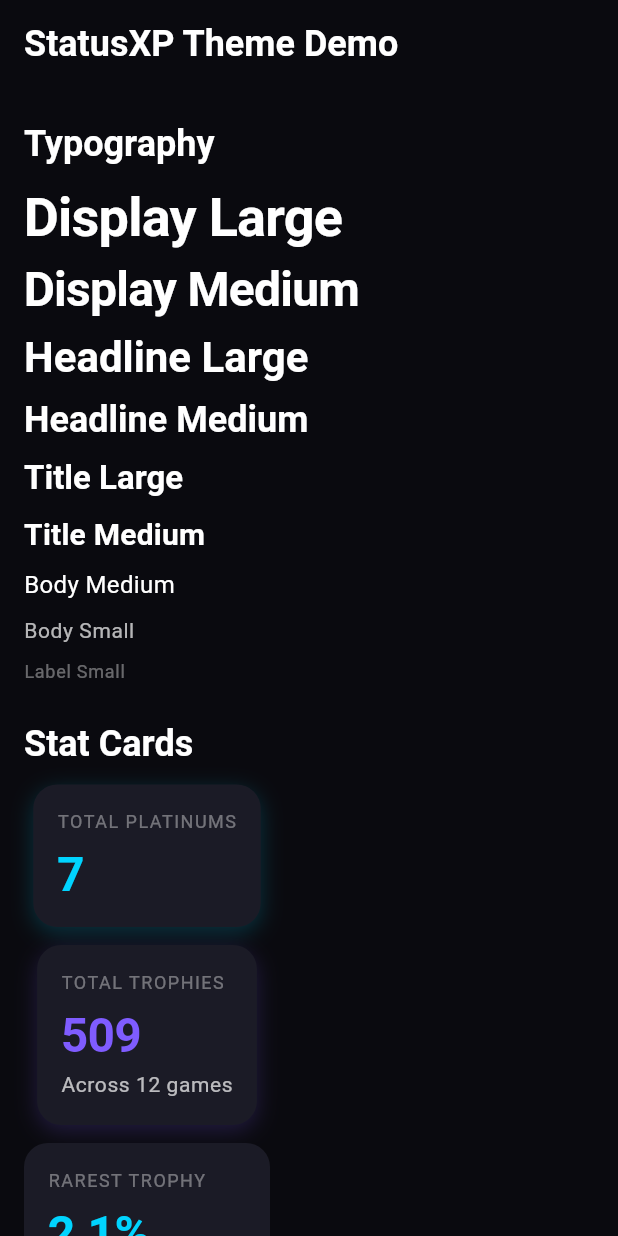
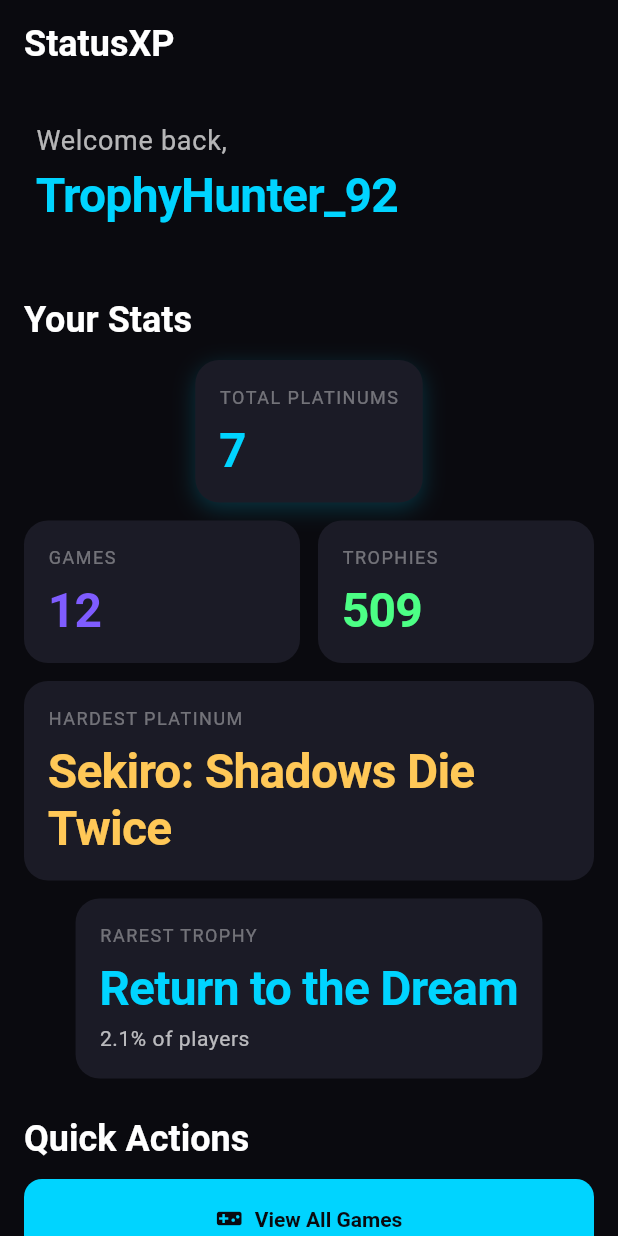
Before and after one commit to platinummorgan/statusxp, a Flutter app: the screen it shows after launch, on a phone screen of 412 x 824 dp. Run offline on Flutter 3.47's test engine with Material 3 defaults, Android fonts, the phone set to English and light mode, and no system bars; our stand-ins replace equatable, go_router.

Commit message:
Milestone 2.2 complete: Navigation Structure implemented
- Implemented GoRouter for declarative, web-compatible navigation
- Created complete app routing with 3 main routes
- Built all core screens: Dashboard, Games List, Status Poster
- Added error/404 handling with fallback screen

Navigation Features:
- Dashboard (/) - Main home screen with stats overview
- Games List (/games) - All tracked games with progress
- Status Poster (/poster) - Shareable achievement card preview
- Web-compatible routing using context.go()
- Type-safe route definitions

Screens Implemented:
1. DashboardScreen:
   - Welcome header with username
   - Stats cards (Platinums, Games, Trophies, Achievements)
   - Quick action buttons for navigation
   - Scrollable layout with proper spacing

2. GamesListScreen:
   - Header with game count and platinum summary
   - ListView of all games with GameListTile
   - Back navigation support

3. StatusPosterScreen:
   - Full-screen gradient background
   - Centered poster card with neon glow
   - User stats display (platinums, games, trophies)
   - Achievement highlights (hardest plat, rarest trophy)
   - Placeholder for future export functionality

New Widget:
- GameListTile: Reusable game display widget
  - Game name, platform badge
  - Trophy count and progress bar
  - Platinum indicator with neon border
  - Rarity percentage display

Dependencies:
- Added go_router ^14.6.2

All tests passing, ready for Milestone 2.3 (Dashboard Polish)

Files created:
- lib/ui/navigation/app_router.dart
- lib/ui/screens/dashboard_screen.dart
- lib/ui/screens/games_list_screen.dart
- lib/ui/screens/status_poster_screen.dart
- lib/ui/widgets/game_list_tile.dart

```diff
--- a/lib/main.dart
+++ b/lib/main.dart
@@ -1,6 +1,6 @@
 import 'package:flutter/material.dart';
 import 'package:statusxp/theme/theme.dart';
-import 'package:statusxp/ui/screens/theme_demo_screen.dart';
+import 'package:statusxp/ui/navigation/app_router.dart';
 
 void main() {
   runApp(const StatusXPApp());
@@ -11,11 +11,11 @@ class StatusXPApp extends StatelessWidget {
 
   @override
   Widget build(BuildContext context) {
-    return MaterialApp(
+    return MaterialApp.router(
       title: 'StatusXP',
       debugShowCheckedModeBanner: false,
       theme: statusXPTheme,
-      home: const ThemeDemoScreen(),
+      routerConfig: appRouter,
     );
   }
 }
--- /dev/null
+++ b/lib/ui/navigation/app_router.dart
@@ -0,0 +1,76 @@
+import 'package:flutter/material.dart';
+import 'package:go_router/go_router.dart';
+import 'package:statusxp/ui/screens/dashboard_screen.dart';
+import 'package:statusxp/ui/screens/games_list_screen.dart';
+import 'package:statusxp/ui/screens/status_poster_screen.dart';
+
+/// StatusXP App Router Configuration
+///
+/// Declarative routing using GoRouter for web-compatible navigation.
+/// Supports deep linking and browser back/forward navigation.
+
+final GoRouter appRouter = GoRouter(
+  initialLocation: '/',
+  routes: [
+    // Dashboard - Home screen
+    GoRoute(
+      path: '/',
+      name: 'dashboard',
+      builder: (context, state) => const DashboardScreen(),
+    ),
+
+    // Games List - View all tracked games
+    GoRoute(
+      path: '/games',
+      name: 'games',
+      builder: (context, state) => const GamesListScreen(),
+    ),
+
+    // Status Poster - Shareable achievement card
+    GoRoute(
+      path: '/poster',
+      name: 'poster',
+      builder: (context, state) => const StatusPosterScreen(),
+    ),
+
+    // TODO: Future nested routes
+    // - Game detail screen: '/games/:id'
+    // - Settings screen: '/settings'
+    // - Profile screen: '/profile'
+    // - Leaderboard screen: '/leaderboard' (Phase 2.0+)
+  ],
+
+  // Error/404 handler
+  errorBuilder: (context, state) => Scaffold(
+    appBar: AppBar(
+      title: const Text('Page Not Found'),
+    ),
+    body: Center(
+      child: Column(
+        mainAxisAlignment: MainAxisAlignment.center,
+        children: [
+          const Icon(
+            Icons.error_outline,
+            size: 64,
+            color: Colors.white38,
+          ),
+          const SizedBox(height: 16),
+          Text(
+            '404 - Page Not Found',
+            style: Theme.of(context).textTheme.headlineMedium,
+          ),
+          const SizedBox(height: 8),
+          Text(
+            'The page "${state.uri}" does not exist.',
+            style: Theme.of(context).textTheme.bodySmall,
+          ),
+          const SizedBox(height: 24),
+          FilledButton(
+            onPressed: () => context.go('/'),
+            child: const Text('Go to Dashboard'),
+          ),
+        ],
+      ),
+    ),
+  ),
+);
--- /dev/null
+++ b/lib/ui/screens/dashboard_screen.dart
@@ -0,0 +1,136 @@
+import 'package:flutter/material.dart';
+import 'package:go_router/go_router.dart';
+import 'package:statusxp/data/sample_data.dart';
+import 'package:statusxp/theme/colors.dart';
+import 'package:statusxp/ui/widgets/stat_card.dart';
+import 'package:statusxp/ui/widgets/section_header.dart';
+
+/// Dashboard Screen - Main home screen
+///
+/// Displays user stats overview and navigation to other screens.
+/// This is the entry point of the app.
+class DashboardScreen extends StatelessWidget {
+  const DashboardScreen({super.key});
+
+  @override
+  Widget build(BuildContext context) {
+    final theme = Theme.of(context);
+
+    return Scaffold(
+      appBar: AppBar(
+        title: const Text('StatusXP'),
+        centerTitle: false,
+      ),
+      body: SingleChildScrollView(
+        child: Column(
+          crossAxisAlignment: CrossAxisAlignment.start,
+          children: [
+            // Welcome header
+            Padding(
+              padding: const EdgeInsets.all(24),
+              child: Column(
+                crossAxisAlignment: CrossAxisAlignment.start,
+                children: [
+                  Text(
+                    'Welcome back,',
+                    style: theme.textTheme.bodyLarge?.copyWith(
+                      color: textSecondary,
+                    ),
+                  ),
+                  const SizedBox(height: 4),
+                  Text(
+                    sampleStats.username,
+                    style: theme.textTheme.displayMedium?.copyWith(
+                      color: accentPrimary,
+                    ),
+                  ),
+                ],
+              ),
+            ),
+
+            // Stats section
+            const SectionHeader(title: 'Your Stats'),
+            Padding(
+              padding: const EdgeInsets.symmetric(horizontal: 16),
+              child: Column(
+                children: [
+                  // Top stat - Platinums (most important)
+                  StatCard(
+                    title: 'TOTAL PLATINUMS',
+                    value: '${sampleStats.totalPlatinums}',
+                    accentColor: accentPrimary,
+                  ),
+                  const SizedBox(height: 12),
+
+                  // Two-column layout for secondary stats
+                  Row(
+                    children: [
+                      Expanded(
+                        child: StatCard(
+                          title: 'GAMES',
+                          value: '${sampleStats.totalGamesTracked}',
+                          showGlow: false,
+                          accentColor: accentSecondary,
+                        ),
+                      ),
+                      const SizedBox(width: 12),
+                      Expanded(
+                        child: StatCard(
+                          title: 'TROPHIES',
+                          value: '${sampleStats.totalTrophies}',
+                          showGlow: false,
+                          accentColor: accentSuccess,
+                        ),
+                      ),
+                    ],
+                  ),
+                  const SizedBox(height: 12),
+
+                  // Achievement highlights
+                  StatCard(
+                    title: 'HARDEST PLATINUM',
+                    value: sampleStats.hardestPlatGame,
+                    showGlow: false,
+                    accentColor: accentWarning,
+                  ),
+                  const SizedBox(height: 12),
+                  StatCard(
+                    title: 'RAREST TROPHY',
+                    value: sampleStats.rarestTrophyName,
+                    subtitle: '${sampleStats.rarestTrophyRarity}% of players',
+                    showGlow: false,
+                    accentColor: accentPrimary,
+                  ),
+                ],
+              ),
+            ),
+
+            // Navigation section
+            const SectionHeader(title: 'Quick Actions'),
+            Padding(
+              padding: const EdgeInsets.symmetric(horizontal: 16),
+              child: Column(
+                crossAxisAlignment: CrossAxisAlignment.stretch,
+                children: [
+                  FilledButton.icon(
+                    onPressed: () => context.go('/games'),
+                    icon: const Icon(Icons.videogame_asset),
+                    label: const Text('View All Games'),
+                  ),
+                  const SizedBox(height: 12),
+                  OutlinedButton.icon(
+                    onPressed: () => context.go('/poster'),
+                    icon: const Icon(Icons.photo),
+                    label: const Text('View Status Poster'),
+                  ),
+                ],
+              ),
+            ),
+
+            const SizedBox(height: 32),
+          ],
+        ),
+      ),
+    );
+  }
+}
--- a/pubspec.yaml
+++ b/pubspec.yaml
@@ -37,6 +37,9 @@ dependencies:
 
   # Value equality for immutable data classes
   equatable: ^2.0.5
+
+  # Declarative routing for web-compatible navigation
+  go_router: ^14.6.2
 
 dev_dependencies:
   flutter_test:
```
Also changed, not shown: lib/ui/screens/games_list_screen.dart (added, +56 -0 lines), lib/ui/screens/status_poster_screen.dart (added, +263 -0 lines), lib/ui/widgets/game_list_tile.dart (added, +170 -0 lines), pubspec.lock, 3 other files.
